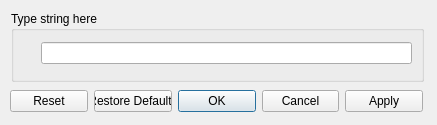
The window that src/Interface/Modules/String/CreateString.ui (SCIInstitute/SCIRun) describes before a commit, drawn with Qt 5.
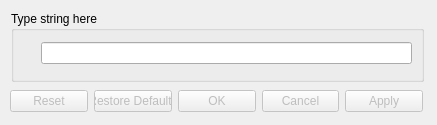
The same window after the commit.

```diff
--- a/src/Interface/Modules/String/CreateString.ui
+++ b/src/Interface/Modules/String/CreateString.ui
@@ -26,6 +26,9 @@
    <string>Dialog</string>
   </property>
   <widget class="QDialogButtonBox" name="buttonBox">
+   <property name="enabled">
+    <bool>false</bool>
+   </property>
    <property name="geometry">
     <rect>
      <x>10</x>
```
